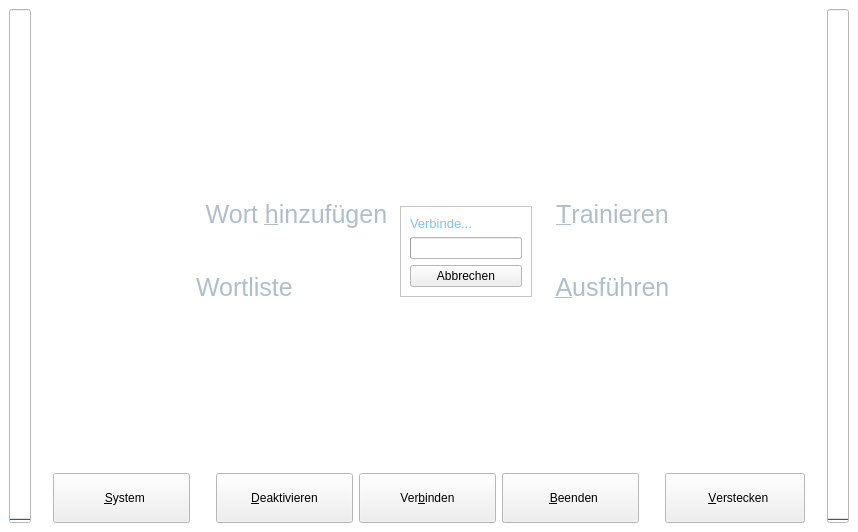
Before: the Qt Designer form ui/main.ui in KDE/simon, drawn with Qt 5.
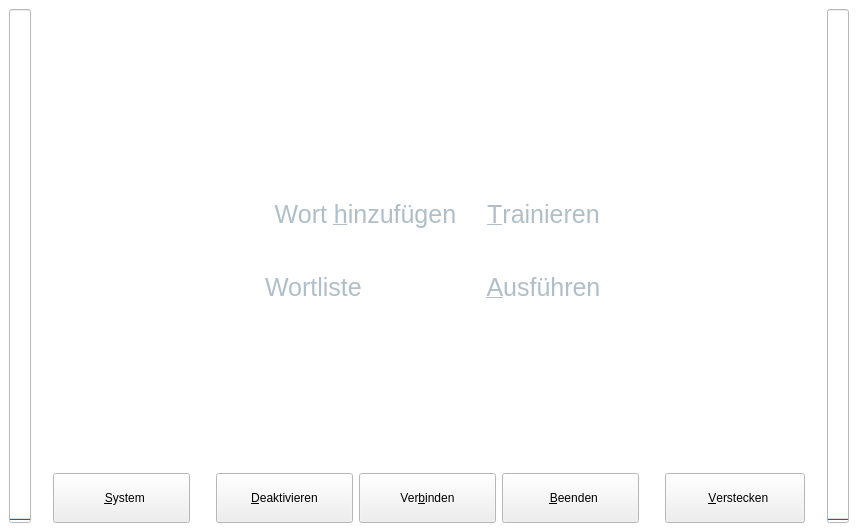
After: the same form once the commit is applied. Icons and pictures are not drawn.

Diff of the .ui file:
```diff
--- a/ui/main.ui
+++ b/ui/main.ui
@@ -478,116 +478,6 @@
           </item>
          </layout>
         </item>
-        <item>
-         <layout class="QVBoxLayout" >
-          <item>
-           <spacer>
-            <property name="orientation" >
-             <enum>Qt::Vertical</enum>
-            </property>
-            <property name="sizeHint" >
-             <size>
-              <width>20</width>
-              <height>40</height>
-             </size>
-            </property>
-           </spacer>
-          </item>
-          <item>
-           <widget class="QFrame" name="frmConnecting" >
-            <property name="autoFillBackground" >
-             <bool>true</bool>
-            </property>
-            <property name="frameShape" >
-             <enum>QFrame::StyledPanel</enum>
-            </property>
-            <property name="frameShadow" >
-             <enum>QFrame::Raised</enum>
-            </property>
-            <layout class="QVBoxLayout" >
-             <item>
-              <widget class="QLabel" name="label" >
-               <property name="font" >
-                <font>
-                 <pointsize>10</pointsize>
-                </font>
-               </property>
-               <property name="text" >
-                <string>Verbinde...</string>
-               </property>
-              </widget>
-             </item>
-             <item>
-              <widget class="QProgressBar" name="progressBar" >
-               <property name="sizePolicy" >
-                <sizepolicy vsizetype="Fixed" hsizetype="Expanding" >
-                 <horstretch>0</horstretch>
-                 <verstretch>0</verstretch>
-                </sizepolicy>
-               </property>
-               <property name="maximumSize" >
-                <size>
-                 <width>16777215</width>
-                 <height>16777215</height>
-                </size>
-               </property>
-               <property name="maximum" >
-                <number>1</number>
-               </property>
-               <property name="value" >
-                <number>0</number>
-               </property>
-               <property name="textVisible" >
-                <bool>false</bool>
-               </property>
-               <property name="orientation" >
-                <enum>Qt::Horizontal</enum>
-               </property>
-               <property name="textDirection" >
-                <enum>QProgressBar::TopToBottom</enum>
-               </property>
-              </widget>
-             </item>
-             <item>
-              <widget class="QPushButton" name="pbCancelConnect" >
-               <property name="maximumSize" >
-                <size>
-                 <width>16777215</width>
-                 <height>16777215</height>
-                </size>
-               </property>
-               <property name="text" >
-                <string>Abbrechen</string>
-               </property>
-               <property name="icon" >
-                <iconset resource="../simon.qrc" >:/images/icons/process-stop.svg</iconset>
-               </property>
-               <property name="iconSize" >
-                <size>
-                 <width>20</width>
-                 <height>20</height>
-                </size>
-               </property>
-              </widget>
-             </item>
-            </layout>
-           </widget>
-          </item>
-          <item>
-           <spacer>
-            <property name="orientation" >
-             <enum>Qt::Vertical</enum>
-            </property>
-            <property name="sizeHint" >
-             <size>
-              <width>20</width>
-              <height>40</height>
-             </size>
-            </property>
-           </spacer>
-          </item>
-         </layout>
-        </item>
         <item>
          <layout class="QVBoxLayout" >
           <item>
```
